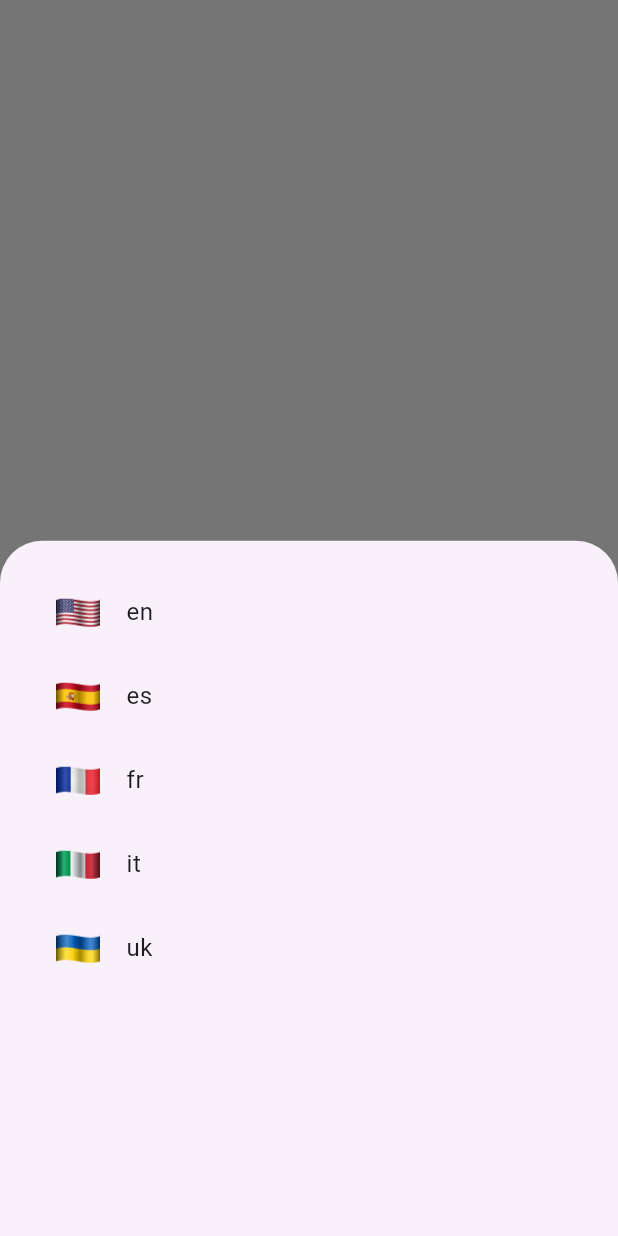
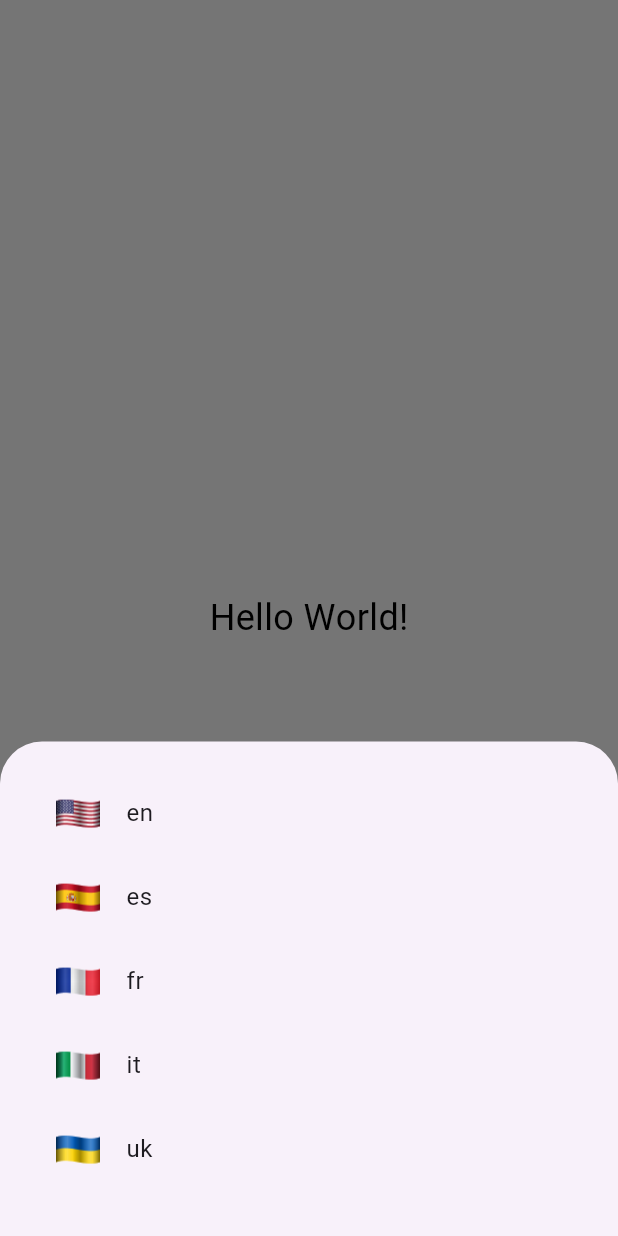
Before and after one commit to hikionori/solid_test, a Flutter app: the screen it shows after launch, after a tap on the "language" icon, on a phone screen of 412 x 824 dp. Run offline on Flutter 3.47's test engine with Material 3 defaults, Android fonts, the phone set to English and light mode, and no system bars; our stand-ins replace bloc, equatable, flutter_bloc; generated files the repository leaves out were written again.

Commit message:
Add ChangeLocaleWidget for changing the locale

```diff
--- a/lib/pages/color_change_page.dart
+++ b/lib/pages/color_change_page.dart
@@ -4,8 +4,8 @@ import 'package:flutter/material.dart';
 import 'package:flutter_bloc/flutter_bloc.dart';
 import 'package:flutter_gen/gen_l10n/app_localizations.dart';
 import 'package:solid_test/color_change_consts.dart';
-import 'package:solid_test/cubit/locale_cubit.dart';
 import 'package:solid_test/cubit/theme_cubit.dart';
+import 'package:solid_test/widgets/change_locale_widget.dart';
 
 /// A page that changes its background color and text color
 class ColorChangePage extends StatefulWidget {
@@ -47,39 +47,6 @@ class _ColorChangePageState extends State<ColorChangePage> {
     themeCubit.toggleTheme();
   }
 
-  void _handleChangeLocale() {
-    const supportedLocales = AppLocalizations.supportedLocales;
-
-    showModalBottomSheet(
-      context: context,
-      builder: (context) {
-        return Padding(
-          padding: const EdgeInsets.all(20.0),
-          child: ListView.builder(
-            itemCount: supportedLocales.length,
-            itemBuilder: (context, index) {
-              final locale = supportedLocales[index];
-
-              return ListTile(
-                leading: Image.asset(
-                  'assets/flags/${locale.languageCode}.png',
-                  width: 32,
-                  height: 32,
-                ),
-                title: Text(locale.languageCode),
-                onTap: () {
-                  final localeCubit = BlocProvider.of<LocaleCubit>(context);
-                  localeCubit.changeLocale(locale);
-                  Navigator.pop(context);
-                },
-              );
-            },
-          ),
-        );
-      },
-    );
-  }
-
   @override
   Widget build(BuildContext context) {
     final String? helloWorld = AppLocalizations.of(context)?.helloWorld;
@@ -99,20 +66,33 @@ class _ColorChangePageState extends State<ColorChangePage> {
                 width: double.infinity,
               ),
             ),
-            Text(
-              helloWorld ?? 'Hello, World!',
-              style: TextStyle(
-                color: _textColor,
-                fontSize: 24,
-              ),
+            Row(
+              mainAxisAlignment: MainAxisAlignment.center,
+              children: (helloWorld ?? "Hello World").split('').map((char) {
+                return AnimatedSwitcher(
+                  duration: const Duration(milliseconds: 300),
+                  transitionBuilder:
+                      (Widget child, Animation<double> animation) {
+                    return FadeTransition(
+                      opacity: animation,
+                      child: child,
+                    );
+                  },
+                  child: Text(
+                    char,
+                    key: ValueKey<String>(char),
+                    style: TextStyle(
+                      color: _textColor,
+                      fontSize: 24,
+                    ),
+                  ),
+                );
+              }).toList(),
             ),
           ],
         ),
       ),
-      floatingActionButton: FloatingActionButton(
-        onPressed: _handleChangeLocale,
-        child: const Icon(Icons.language),
-      ),
+      floatingActionButton: ChangeLocaleWidget(),
     );
   }
 }
--- /dev/null
+++ b/lib/widgets/change_locale_widget.dart
@@ -0,0 +1,50 @@
+import 'package:flutter/material.dart';
+import 'package:flutter_bloc/flutter_bloc.dart';
+import 'package:flutter_gen/gen_l10n/app_localizations.dart';
+import 'package:solid_test/cubit/locale_cubit.dart';
+
+/// A widget that allows the user to change the locale.
+class ChangeLocaleWidget extends StatelessWidget {
+  @override
+  Widget build(BuildContext context) {
+    return FloatingActionButton(
+      onPressed: () {
+        const supportedLocales = AppLocalizations.supportedLocales;
+
+        showModalBottomSheet(
+          context: context,
+          builder: (context) {
+            return SizedBox(
+              height: MediaQuery.of(context).size.height * 0.4,
+              child: Padding(
+                padding: const EdgeInsets.all(20.0),
+                child: ListView.builder(
+                  itemCount: supportedLocales.length,
+                  itemBuilder: (context, index) {
+                    final locale = supportedLocales[index];
+
+                    return ListTile(
+                      leading: Image.asset(
+                        'assets/flags/${locale.languageCode}.png',
+                        width: 32,
+                        height: 32,
+                      ),
+                      title: Text(locale.languageCode),
+                      onTap: () {
+                        final localeCubit =
+                            BlocProvider.of<LocaleCubit>(context);
+                        localeCubit.changeLocale(locale);
+                        Navigator.pop(context);
+                      },
+                    );
+                  },
+                ),
+              ),
+            );
+          },
+        );
+      },
+      child: const Icon(Icons.language),
+    );
+  }
+}
```
